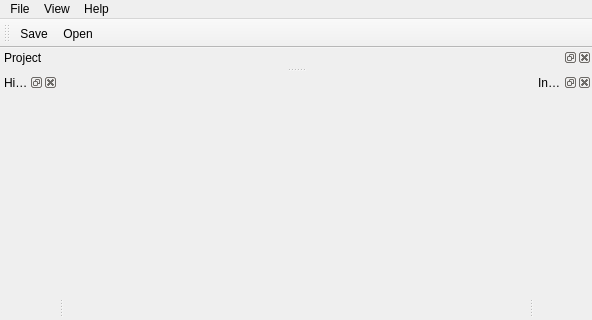
Above: Project1-Qt/mainwindow.ui from manelmourelo/Project1-Qt-Advanced-Graphics-Programming before the change; both pictures show x 0 to 592 and y 0 to 320 of the 592 by 565 pixel window. Below: the same form after it.
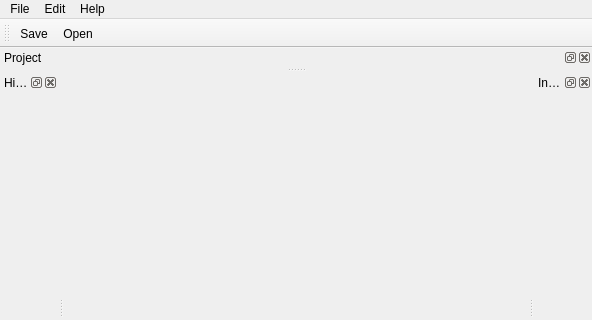
That is the form after the change. Icons and pictures are not drawn.

Commit message: Setting up main bar functionality

Diff of the .ui file:
```diff
--- a/Project1-Qt/mainwindow.ui
+++ b/Project1-Qt/mainwindow.ui
@@ -32,7 +32,7 @@
    </widget>
    <widget class="QMenu" name="menuHelp">
     <property name="title">
-     <string>View</string>
+     <string>Edit</string>
     </property>
     <addaction name="actionView"/>
    </widget>
```
Left out of the diff: 12 changed lines with no effect on the pictures. The commit also changes 2 other files.
